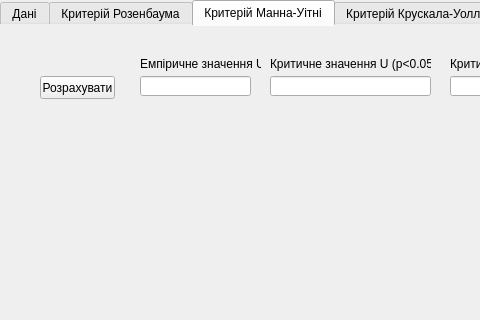
Before: the Qt Designer form mainwindow.ui in 0wn3r/matstat, drawn with Qt 5; both pictures show x 0 to 480 and y 0 to 320 of the 732 by 479 pixel window.
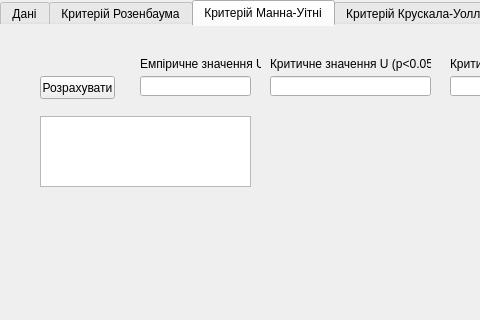
After: the same form once the commit is applied. The open tabs and pages were chosen to show the change.

Diff of the .ui file:
```diff
--- a/mainwindow.ui
+++ b/mainwindow.ui
@@ -342,6 +342,16 @@
        <bool>true</bool>
       </property>
      </widget>
+     <widget class="QTextEdit" name="textEdit_2">
+      <property name="geometry">
+       <rect>
+        <x>40</x>
+        <y>90</y>
+        <width>211</width>
+        <height>71</height>
+       </rect>
+      </property>
+     </widget>
     </widget>
     <widget class="QWidget" name="tab_4">
      <attribute name="title">
```
Left out of the diff: 24 changed lines with no effect on the pictures.
